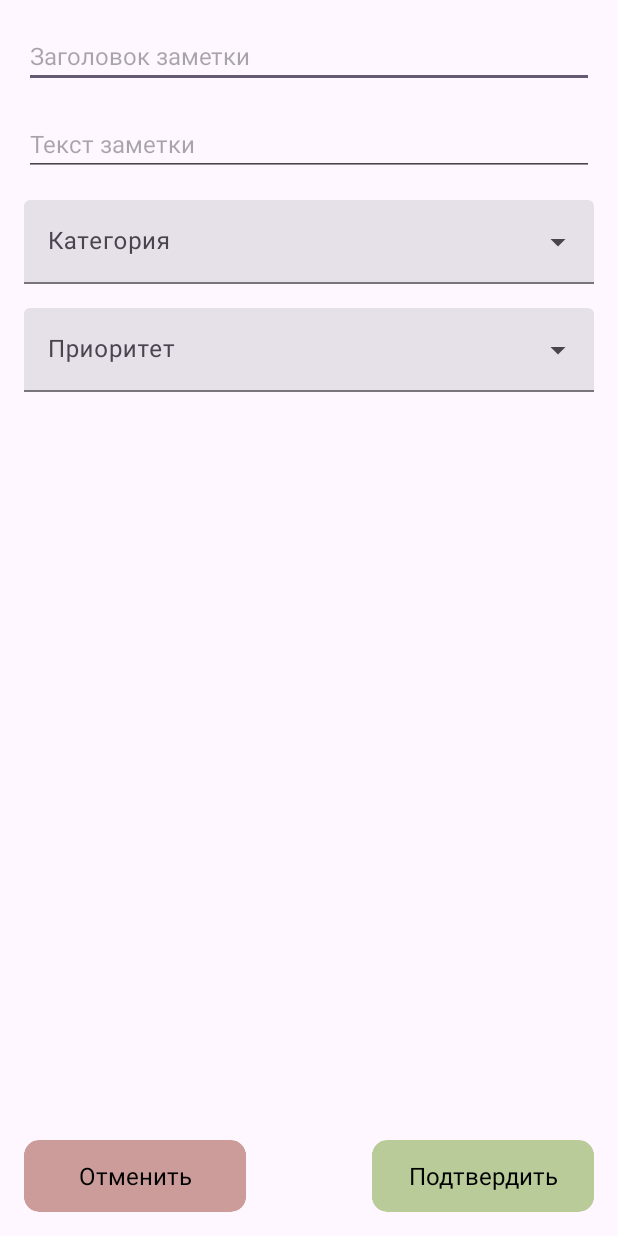
After one commit to Leonid-DD/NotesApplication, an Android app: the layout edit_note_layout.xml on its own in the app's theme, with its tools: preview values and no code run, on a phone screen of 412 x 824 dp. The commit adds this screen. Run offline under Robolectric (Android 15) with nearby library versions, the phone set to English and light mode, and no system bars.

Commit message:
All functionality done?

```diff
--- a/app/src/main/AndroidManifest.xml
+++ b/app/src/main/AndroidManifest.xml
@@ -24,6 +24,9 @@
         <activity android:name=".AddNote">
 
         </activity>
+        <activity android:name=".EditNote">
+
+        </activity>
     </application>
 
 </manifest>
--- /dev/null
+++ b/app/src/main/res/layout/edit_note_layout.xml
@@ -0,0 +1,127 @@
+<?xml version="1.0" encoding="utf-8"?>
+<androidx.constraintlayout.widget.ConstraintLayout xmlns:android="http://schemas.android.com/apk/res/android"
+    xmlns:app="http://schemas.android.com/apk/res-auto"
+    xmlns:tools="http://schemas.android.com/tools"
+    android:layout_width="match_parent"
+    android:layout_height="match_parent"
+    tools:context=".MainActivity">
+
+    <EditText
+        android:id="@+id/noteTitleEditText"
+        android:layout_width="match_parent"
+        android:layout_height="wrap_content"
+        app:layout_constraintTop_toTopOf="parent"
+        app:layout_constraintStart_toStartOf="parent"
+        app:layout_constraintEnd_toEndOf="parent"
+        android:layout_margin="16dp"
+        android:hint="@string/etTitle"
+        android:maxLines="1"
+        android:textSize="16sp"
+        android:textAppearance="@font/roboto_regular"/>
+
+    <EditText
+        android:id="@+id/noteTextEditText"
+        android:layout_width="match_parent"
+        android:layout_height="wrap_content"
+        app:layout_constraintTop_toBottomOf="@+id/noteTitleEditText"
+        app:layout_constraintStart_toStartOf="parent"
+        app:layout_constraintEnd_toEndOf="parent"
+        android:layout_margin="16dp"
+        android:hint="@string/etText"
+        android:maxLines="11"
+        android:textSize="16sp"
+        android:textAppearance="@font/roboto_regular"/>
+
+    <com.google.android.material.textfield.TextInputLayout
+        android:id="@+id/category"
+        style="@style/Widget.Material3.TextInputLayout.FilledBox.ExposedDropdownMenu"
+        android:layout_width="match_parent"
+        android:layout_height="wrap_content"
+        app:layout_constraintTop_toBottomOf="@+id/noteTextEditText"
+        app:layout_constraintStart_toStartOf="parent"
+        app:layout_constraintEnd_toEndOf="parent"
+        android:layout_margin="16dp"
+        android:textAppearance="@font/roboto_regular"
+        android:hint="@string/ddLabelCat">
+
+        <AutoCompleteTextView
+            android:layout_width="match_parent"
+            android:layout_height="wrap_content"
+            android:inputType="none"
+            />
+
+    </com.google.android.material.textfield.TextInputLayout>
+
+    <com.google.android.material.textfield.TextInputLayout
+        android:id="@+id/priority"
+        style="@style/Widget.Material3.TextInputLayout.FilledBox.ExposedDropdownMenu"
+        android:layout_width="match_parent"
+        android:layout_height="wrap_content"
+        app:layout_constraintTop_toBottomOf="@+id/category"
+        app:layout_constraintStart_toStartOf="parent"
+        app:layout_constraintEnd_toEndOf="parent"
+        android:layout_margin="16dp"
+        android:textAppearance="@font/roboto_regular"
+        android:hint="@string/ddLabelPrior">
+
+        <AutoCompleteTextView
+            android:layout_width="match_parent"
+            android:layout_height="wrap_content"
+            android:inputType="none"
+            />
+
+    </com.google.android.material.textfield.TextInputLayout>
+
+    <androidx.cardview.widget.CardView
+        android:layout_width="148dp"
+        android:layout_height="48dp"
+        app:cardCornerRadius="10dp"
+        app:cardBackgroundColor="@color/lightGreen"
+        app:cardElevation="0dp"
+        android:layout_marginEnd="16dp"
+        android:layout_marginBottom="16dp"
+        app:layout_constraintBottom_toBottomOf="parent"
+        app:layout_constraintEnd_toEndOf="parent"/>
+
+    <com.google.android.material.button.MaterialButton
+        android:id="@+id/confirmEdit"
+        android:layout_width="148dp"
+        android:layout_height="48dp"
+        style="@style/AddStyle"
+        android:layout_marginEnd="16dp"
+        android:layout_marginBottom="16dp"
+        app:layout_constraintBottom_toBottomOf="parent"
+        app:layout_constraintEnd_toEndOf="parent"
+        android:textAllCaps="false"
+        android:textSize="16sp"
+        android:textColor="@color/black"
+        android:textAppearance="@font/roboto_regular"
+        android:text="@string/noteConfirm"/>
+
+    <androidx.cardview.widget.CardView
+        android:layout_width="148dp"
+        android:layout_height="48dp"
+        app:cardCornerRadius="10dp"
+        app:cardBackgroundColor="@color/lightRed"
+        app:cardElevation="0dp"
+        android:layout_marginStart="16dp"
+        android:layout_marginBottom="16dp"
+        app:layout_constraintBottom_toBottomOf="parent"
+        app:layout_constraintStart_toStartOf="parent"/>
+
+    <com.google.android.material.button.MaterialButton
+        android:id="@+id/cancelEdit"
+        android:layout_width="148dp"
+        android:layout_height="48dp"
+        style="@style/DelStyle"
+        android:layout_marginStart="16dp"
+        android:layout_marginBottom="16dp"
+        app:layout_constraintBottom_toBottomOf="parent"
+        app:layout_constraintStart_toStartOf="parent"
+        android:textAllCaps="false"
+        android:textSize="16sp"
+        android:textColor="@color/black"
+        android:textAppearance="@font/roboto_regular"
+        android:text="@string/cancel"/>
+
+</androidx.constraintlayout.widget.ConstraintLayout>
```
Also changed, not shown: app/src/main/java/com/example/notesapplication/EditNote.java (added, +138 -0 lines), app/src/main/java/com/example/notesapplication/NotesAdapter.java (+6 -2 lines).
